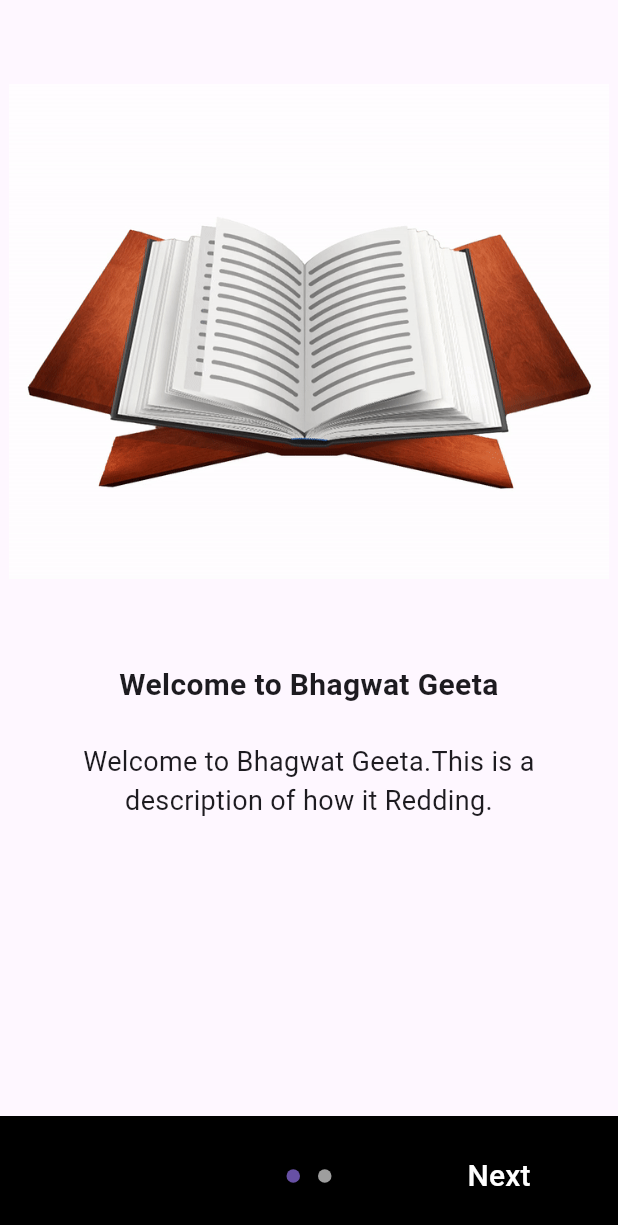
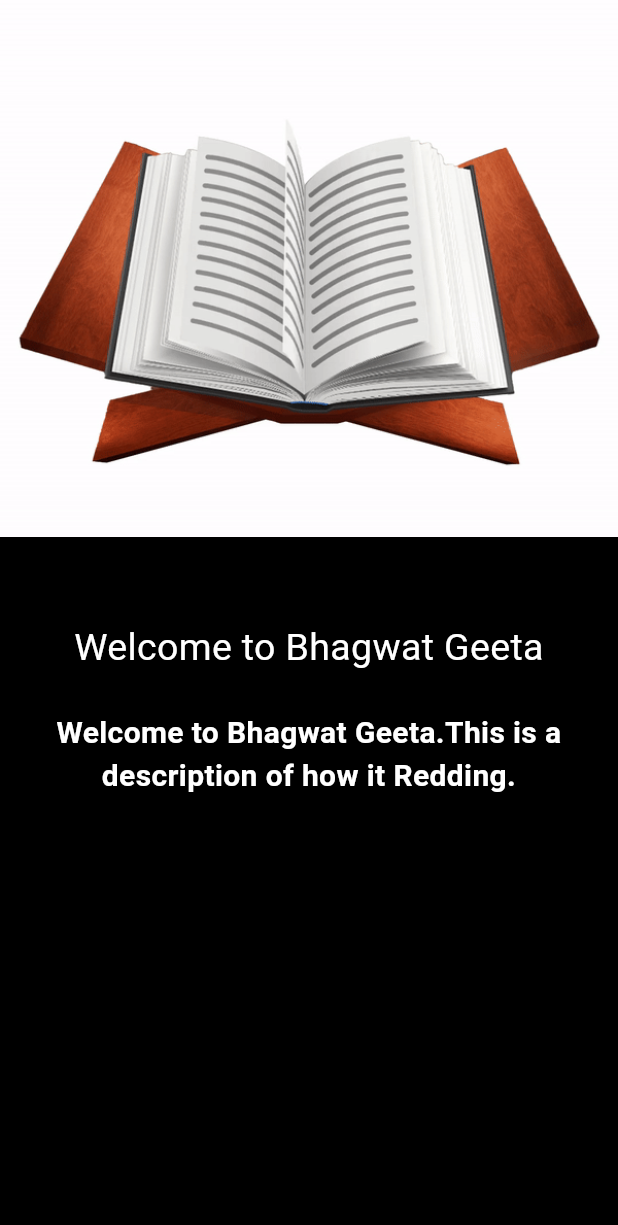
Before and after one commit to kevinmali/Bhagwat_Geeta_AF, a Flutter app: the screen it shows after launch, on a phone screen of 412 x 824 dp. Shown: the top 1225 px of the screen. Run offline on Flutter 3.47's test engine with Material 2 defaults, Android fonts, the light colour scheme and no system bars; drawn by our look-alikes of introduction_screen; our stand-ins replace google_fonts, shared_preferences; network calls fail; Roboto replaces fonts that are missing (Acme).

Commit message:
introchange

```diff
--- a/lib/app/intro_screen/intro_screen.dart
+++ b/lib/app/intro_screen/intro_screen.dart
@@ -9,8 +9,7 @@ class intro_page extends StatelessWidget {
   @override
   Widget build(BuildContext context) {
     return Scaffold(
-      backgroundColor: Colors.black,
-      appBar: AppBar(),
+      // appBar: AppBar(),
       body: IntroductionScreen(
         pages: [
           PageViewModel(
@@ -19,13 +18,26 @@ class intro_page extends StatelessWidget {
                 "Welcome to Bhagwat Geeta.This is a description of how it Redding.",
             image: Center(
               child: Container(
+                // margin: EdgeInsets.only(top: 20),
                 height: 460,
-                width: 400,
+                width: double.infinity,
                 decoration: BoxDecoration(
+                    color: Colors.black,
                     image: DecorationImage(
                         image: AssetImage("lib/asset/Gif/bhagwatgeeta.gif"),
-                        fit: BoxFit.fill)),
+                        fit: BoxFit.cover)),
               ),
+            ),
+            decoration: const PageDecoration(
+              pageColor: Colors.black,
+              titleTextStyle: TextStyle(
+                color: Colors.white,
+                fontSize: 25,
+              ),
+              bodyTextStyle: TextStyle(
+                  fontWeight: FontWeight.w700,
+                  fontSize: 20.0,
+                  color: Colors.white),
             ),
           ),
           PageViewModel(
@@ -45,11 +57,19 @@ class intro_page extends StatelessWidget {
                 ),
               ),
             ),
+            decoration: const PageDecoration(
+              pageColor: Colors.black,
+              titleTextStyle: TextStyle(color: Colors.white, fontSize: 25),
+              bodyTextStyle: TextStyle(
+                  fontWeight: FontWeight.w700,
+                  fontSize: 20.0,
+                  color: Colors.white),
+            ),
           ),
         ],
         done: Text(
           "done",
-          style: GoogleFonts.acme(color: Colors.white, fontSize: 20),
+          style: GoogleFonts.acme(color: Colors.black, fontSize: 20),
         ),
         onDone: () async {
           SharedPreferences preferences = await SharedPreferences.getInstance();
@@ -58,10 +78,18 @@ class intro_page extends StatelessWidget {
         },
         next: Text(
           "Next",
-          style: GoogleFonts.acme(color: Colors.white, fontSize: 20),
+          style: GoogleFonts.acme(color: Colors.black, fontSize: 20),
         ),
         showNextButton: true,
-        dotsContainerDecorator: BoxDecoration(color: Colors.black),
+        dotsDecorator: DotsDecorator(
+          // size: const Size.square(10.0),
+          activeSize: const Size(20.0, 10.0),
+          activeColor: Colors.black,
+          color: Colors.black26,
+          spacing: const EdgeInsets.symmetric(horizontal: 3.0),
+          activeShape:
+              RoundedRectangleBorder(borderRadius: BorderRadius.circular(25.0)),
+        ),
       ),
     );
   }
```
Also changed, not shown: lib/app/home_screen/views/Home_page.dart (+16 -5 lines), pubspec.lock, 1 other file.
